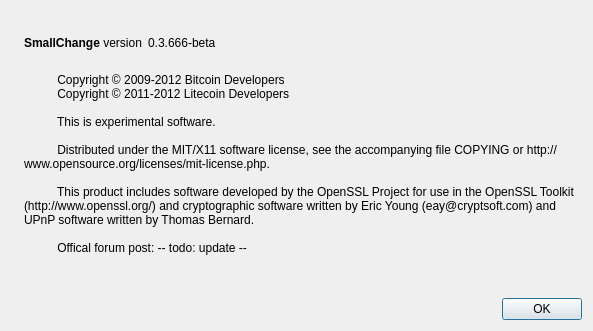
Qt form src/qt/forms/aboutdialog.ui (alexshatesu/DoingCoin) before a commit.
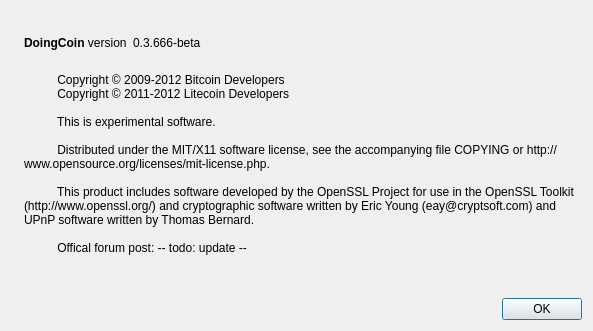
The same form after that commit. Icons and pictures are not drawn.

The edit to the form file:
```diff
--- a/src/qt/forms/aboutdialog.ui
+++ b/src/qt/forms/aboutdialog.ui
@@ -50,7 +50,7 @@
           <cursorShape>IBeamCursor</cursorShape>
          </property>
          <property name="text">
-          <string>&lt;b&gt;SmallChange&lt;/b&gt; version</string>
+          <string>&lt;b&gt;DoingCoin&lt;/b&gt; version</string>
          </property>
          <property name="textInteractionFlags">
           <set>Qt::LinksAccessibleByMouse|Qt::TextSelectableByKeyboard|Qt::TextSelectableByMouse</set>
```
Left out of the diff: 2 changed lines with no effect on the pictures.
